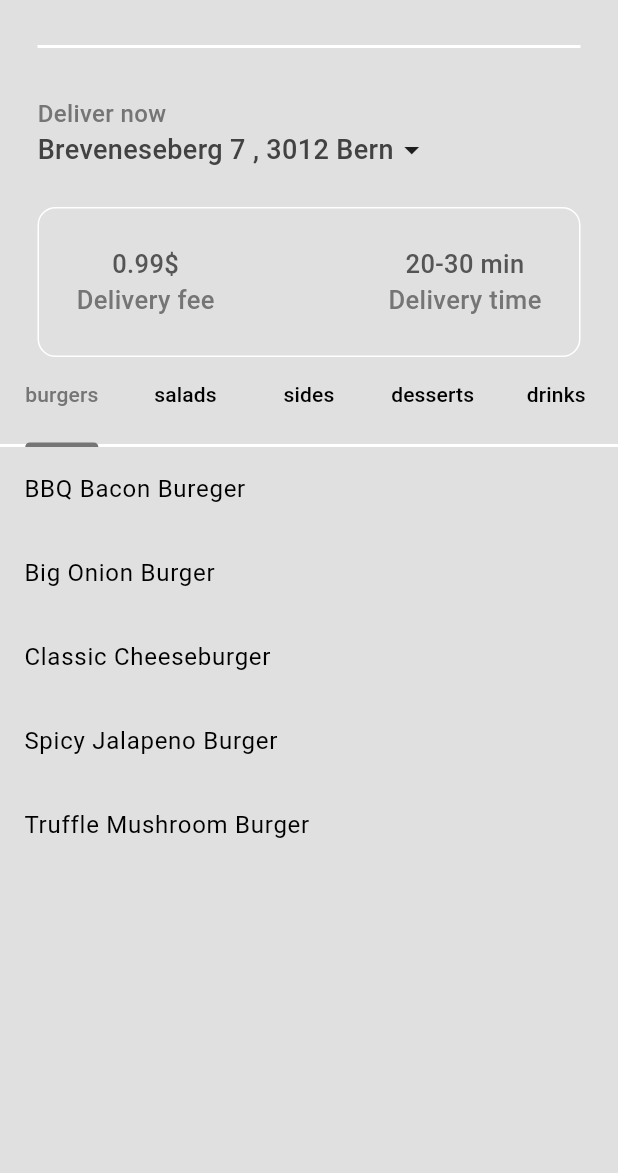
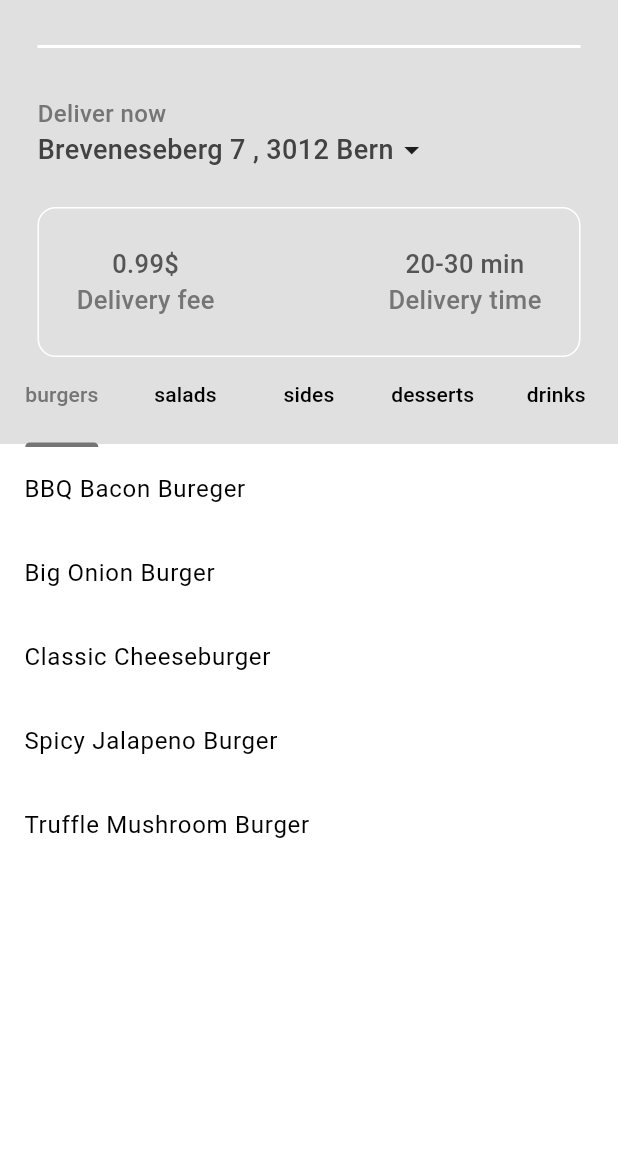
Before and after one commit to GrigoriSaki/food_del_app, a Flutter app: the HomePage screen opened directly, on a phone screen of 412 x 824 dp, the part 63-1236 px from its top. Run offline on Flutter 3.47's test engine with Material 3 defaults, Android fonts, the phone set to English and light mode, and no system bars.

```diff
--- a/lib/components/my_tab_bar.dart
+++ b/lib/components/my_tab_bar.dart
@@ -1,4 +1,3 @@
-import 'package:flutter/foundation.dart';
 import 'package:flutter/material.dart';
 import 'package:food_app/models/food.dart';
 
--- a/lib/models/restaurant.dart
+++ b/lib/models/restaurant.dart
@@ -1,6 +1,7 @@
+import 'package:flutter/material.dart';
 import 'package:food_app/models/food.dart';
 
-class Restaurant {
+class Restaurant extends ChangeNotifier {
   final List<Food> menu = [
     //burgers
     Food(
--- a/lib/pages/home_page.dart
+++ b/lib/pages/home_page.dart
@@ -1,4 +1,3 @@
-import 'package:flutter/foundation.dart';
 import 'package:flutter/material.dart';
 import 'package:food_app/components/my_current_location.dart';
 import 'package:food_app/components/my_description_box.dart';
@@ -47,7 +46,9 @@ class _HomePageState extends State<HomePage>
       return ListView.builder(
         itemBuilder: (context, index) {
           return ListTile(
-            title: Text(categoryMenu[index].name),
+            title: Text(
+              categoryMenu[index].name,
+            ),
           );
         },
         itemCount: categoryMenu.length,
@@ -59,6 +60,7 @@ class _HomePageState extends State<HomePage>
   @override
   Widget build(BuildContext context) {
     return Scaffold(
+        backgroundColor: Theme.of(context).colorScheme.tertiary,
         drawer: MyDrawer(),
         body: NestedScrollView(
           headerSliverBuilder: (context, innerBoxIsScrolled) => [
```
Also changed, not shown: lib/main.dart (+16 -4 lines).
